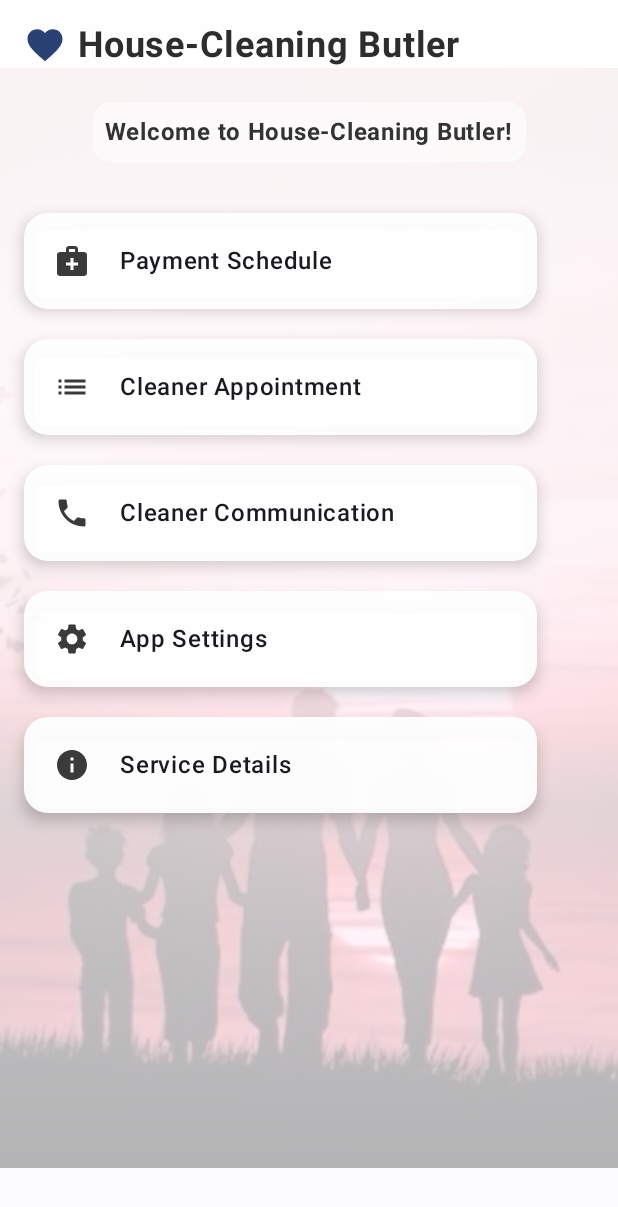
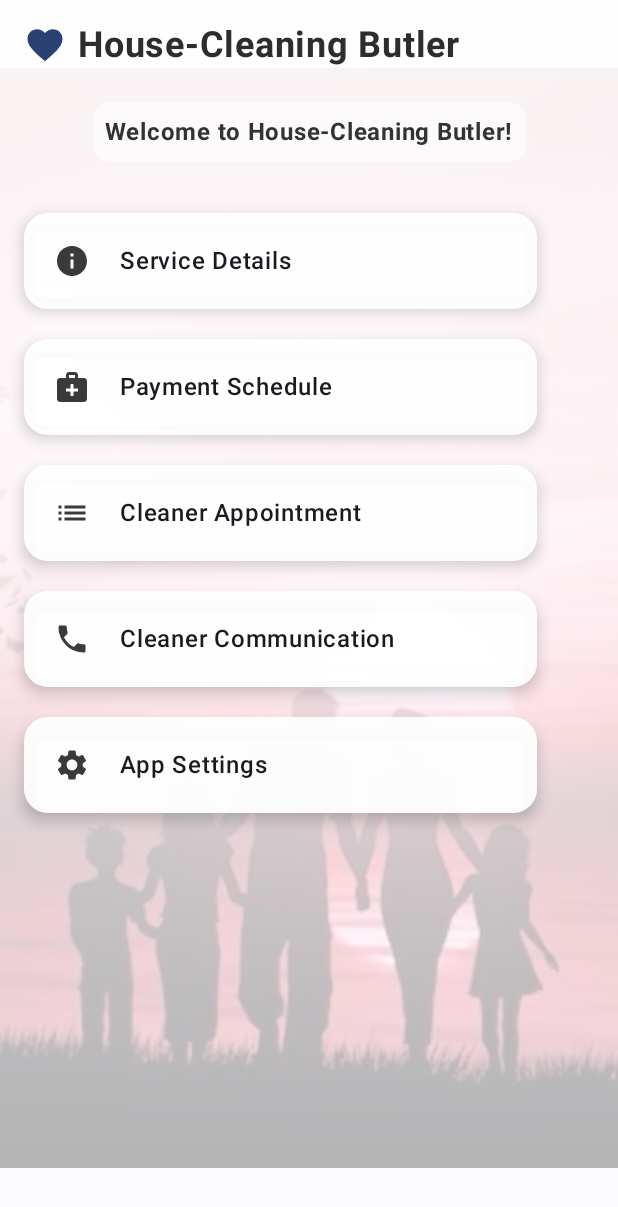
Before and after one commit to YuanRuiGao/CP3407, an Android app built with Jetpack Compose: the screen it shows after launch (MainActivity), on a phone screen of 412 x 824 dp. Shown: the top 1207 px of the screen. Run offline under Robolectric (Android 15) with nearby library versions, the phone set to English and light mode, and no system bars.

Commit message:
The order of the home page buttons has been adjusted

```diff
--- a/house cleanning version1/mobileass2-main/app/src/main/java/com/example/myapplication_ass2/MainActivity.kt
+++ b/house cleanning version1/mobileass2-main/app/src/main/java/com/example/myapplication_ass2/MainActivity.kt
@@ -49,7 +49,7 @@ class MainActivity : ComponentActivity() {
                         composable("daily_routine") { AppointmentScreen(navController) }
                         composable("communication") { FamilyCommunicationScreen(navController) }
                         composable("appointment_log") { AppointmentLogScreen(navController) }
-                        composable("service_details") { ServiceDetailsScreen(navController) } // ✅ 新增页面
+                        composable("service_details") { ServiceDetailsScreen(navController) } // ✅ 新增
                     }
                 }
             }
@@ -108,11 +108,11 @@ fun HomeScreen(navController: NavHostController, settingsViewModel: AppSettingsV
             Spacer(Modifier.height(24.dp))
 
             val options = listOf(
+                Triple("Service Details", "service_details", Icons.Default.Info), // ✅ 调到最前
                 Triple("Payment Schedule", "payment", Icons.Default.MedicalServices),
                 Triple("Cleaner Appointment", "daily_routine", Icons.Default.List),
                 Triple("Cleaner Communication", "communication", Icons.Default.Phone),
-                Triple("App Settings", "settings", Icons.Default.Settings),
-                Triple("Service Details", "service_details", Icons.Default.Info) // ✅ 新增入口
+                Triple("App Settings", "settings", Icons.Default.Settings)
             )
 
             Column(horizontalAlignment = Alignment.CenterHorizontally) {
```
